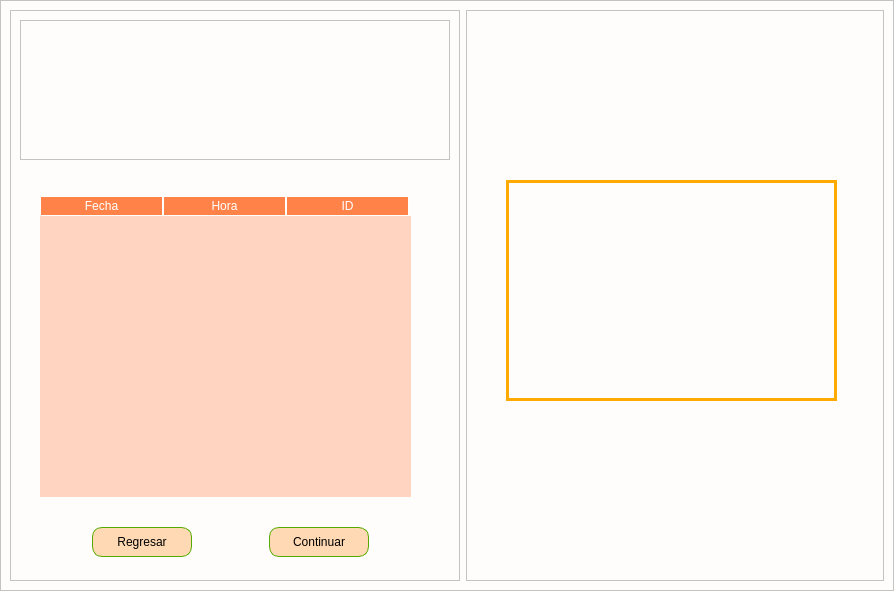
First picture: the form in Reporte.ui, repository adrianelca16/ReporteAutomatico, before the edit.
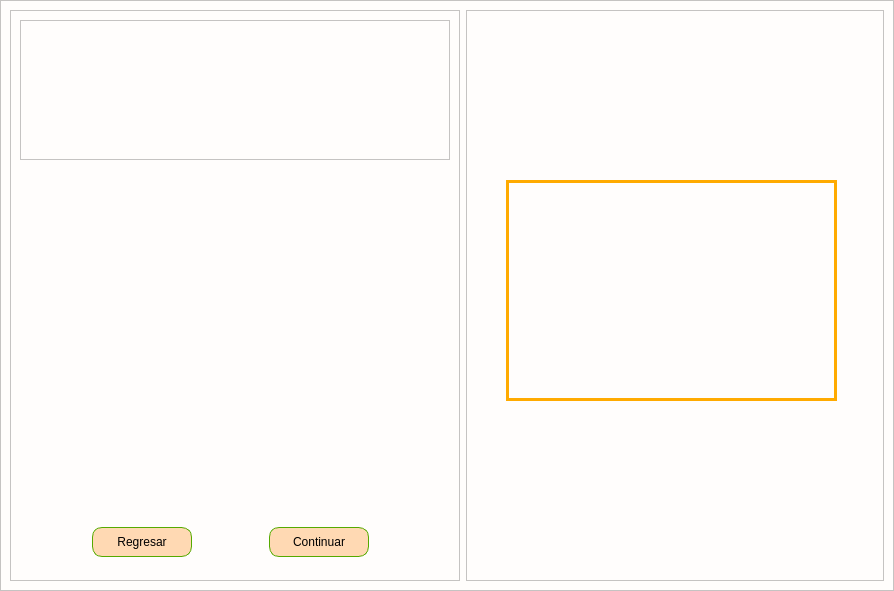
Second picture: the form after the edit. The open tabs and pages were chosen to show the change. Icons and pictures are not drawn.

Diff of the .ui file:
```diff
--- a/Reporte.ui
+++ b/Reporte.ui
@@ -732,77 +732,7 @@
              </layout>
             </widget>
             <widget class="QWidget" name="page_izq3">
-             <widget class="QTableWidget" name="tableWidget_ultimos10">
-              <property name="geometry">
-               <rect>
-                <x>20</x>
-                <y>30</y>
-                <width>371</width>
-                <height>301</height>
-               </rect>
-              </property>
-              <property name="layoutDirection">
-               <enum>Qt::LeftToRight</enum>
-              </property>
-              <property name="autoFillBackground">
-               <bool>false</bool>
-              </property>
-              <property name="styleSheet">
-               <string notr="true">QTableWidget{
-	border: none;
-	font-size: 12pt;
-	background-color: rgb(255, 213, 193);
-gridline-color:(255,255,255)
-}
-
-QHeaderView::Section {
-	background-color: rgb(255, 131, 73);
-	border: 1px solid rgb(255,255,255);
-color:rgb(255,255,255);
-font-size: 12pr
-}</string>
-              </property>
-              <property name="wordWrap">
-               <bool>true</bool>
-              </property>
-              <property name="cornerButtonEnabled">
-               <bool>true</bool>
-              </property>
-              <attribute name="horizontalHeaderCascadingSectionResizes">
-               <bool>false</bool>
-              </attribute>
-              <attribute name="horizontalHeaderDefaultSectionSize">
-               <number>123</number>
-              </attribute>
-              <attribute name="horizontalHeaderHighlightSections">
-               <bool>false</bool>
-              </attribute>
-              <column>
-               <property name="text">
-                <string>Fecha</string>
-               </property>
-               <property name="textAlignment">
-                <set>AlignCenter</set>
-               </property>
-              </column>
-              <column>
-               <property name="text">
-                <string>Hora</string>
-               </property>
-               <property name="textAlignment">
-                <set>AlignCenter</set>
-               </property>
-              </column>
-              <column>
-               <property name="text">
-                <string>ID</string>
-               </property>
-               <property name="textAlignment">
-                <set>AlignCenter</set>
-               </property>
-              </column>
-             </widget>
-             <widget class="QWidget" name="">
+             <widget class="QWidget" name="layoutWidget">
               <property name="geometry">
                <rect>
                 <x>0</x>
```
Left out of the diff: 2 changed lines with no effect on the pictures.
